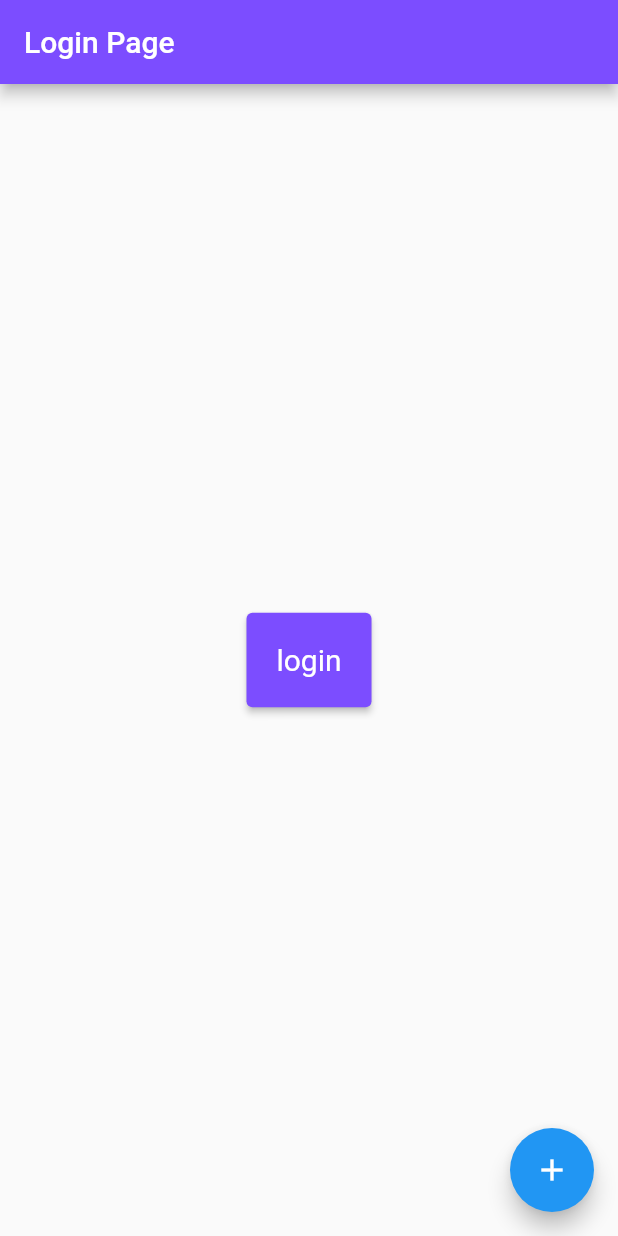
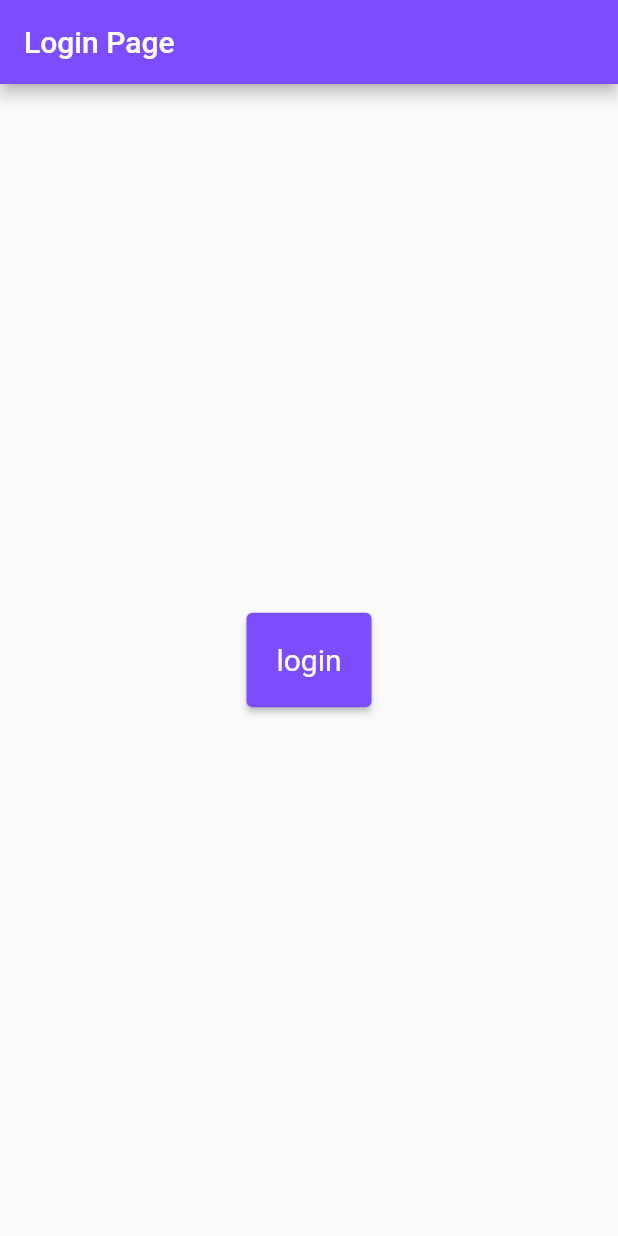
Before and after one commit to fluttercommunity/admin_dashboard, a Flutter app: the screen it shows after launch, on a phone screen of 412 x 824 dp. Run offline on Flutter 3.47's test engine with Material 2 defaults, Android fonts, the phone set to English and light mode, and no system bars; our stand-ins replace firebase_auth, firebase_core, fl_chart, flutter_dotenv, flutter_riverpod; missing offline and left inert: github_sign_in, web_browser_detect; accounts and stored records are empty.

Commit message:
removed floating action button that was used for testing to bypass github login

```diff
--- a/lib/page/issue_details_mobile.dart
+++ b/lib/page/issue_details_mobile.dart
@@ -136,7 +136,9 @@ class NarrowIssueWidgetState extends State<NarrowIssueWidget> {
             const Spacer(),
             Container(
               alignment: Alignment.center,
-              child: Text(cache.simpleRepo.name),
+              child: Text(
+                  cache.simpleRepo.name.
+                  replaceAll(RegExp('/fluttercommunity/'),''),),
             ),
             const Spacer(),
             Container(
--- a/lib/page/issue_details_web.dart
+++ b/lib/page/issue_details_web.dart
@@ -142,7 +142,9 @@ class WideIssueWidgetState extends State<WideIssueWidget> {
             const Spacer(),
             Container(
               alignment: Alignment.center,
-              child: Text(cache.simpleRepo.name),
+              child:
+              Text(cache.simpleRepo.name
+                  .replaceAll(RegExp('/fluttercommunity/'),''),),
             ),
             const Spacer(),
             Container(
--- a/lib/page/login_page.dart
+++ b/lib/page/login_page.dart
@@ -85,13 +85,6 @@ class _LoginWidgetState extends State<LoginWidget> {
         ),
 
       ),
-      floatingActionButton: FloatingActionButton(
-        onPressed: () => {
-          Navigator.of(context).pushReplacementNamed(
-              RouteGenerator.issueDetailPage,)
-        },
-        child: const Icon(Icons.add),
-      ),
     );
   }
 
```
Also changed, not shown: lib/page/web_repo_details.dart (+13 -7 lines).
